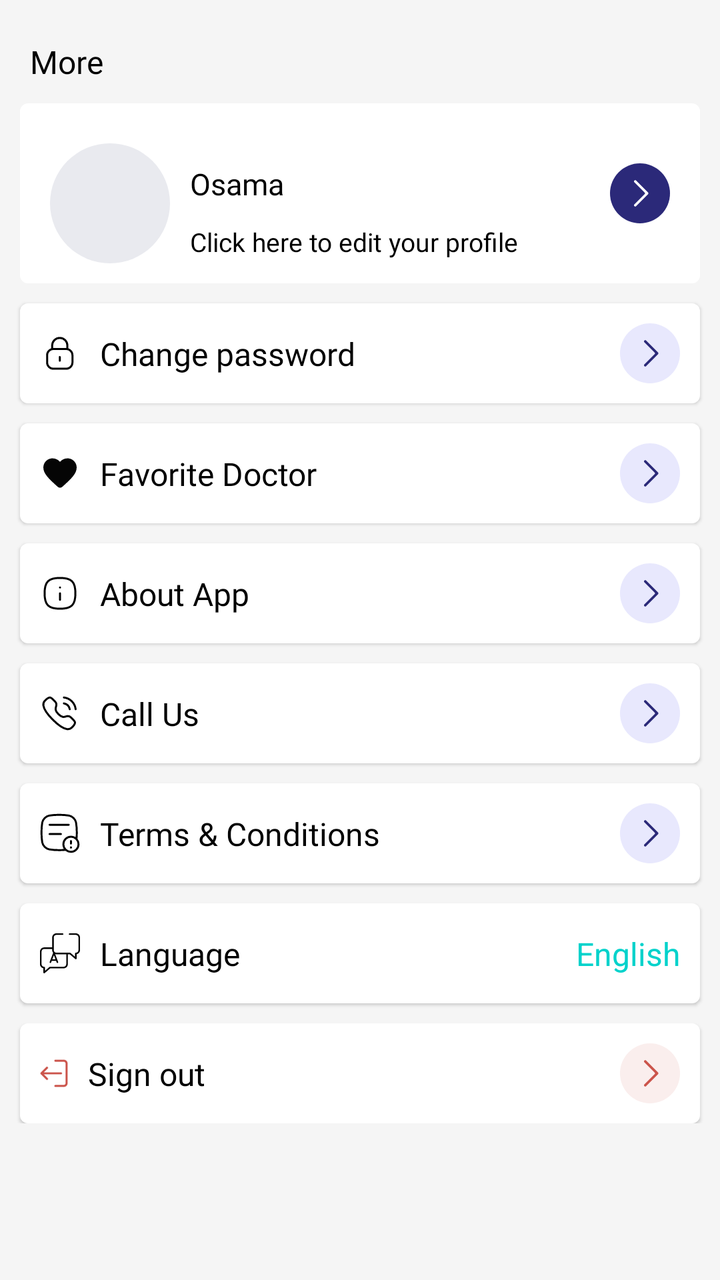
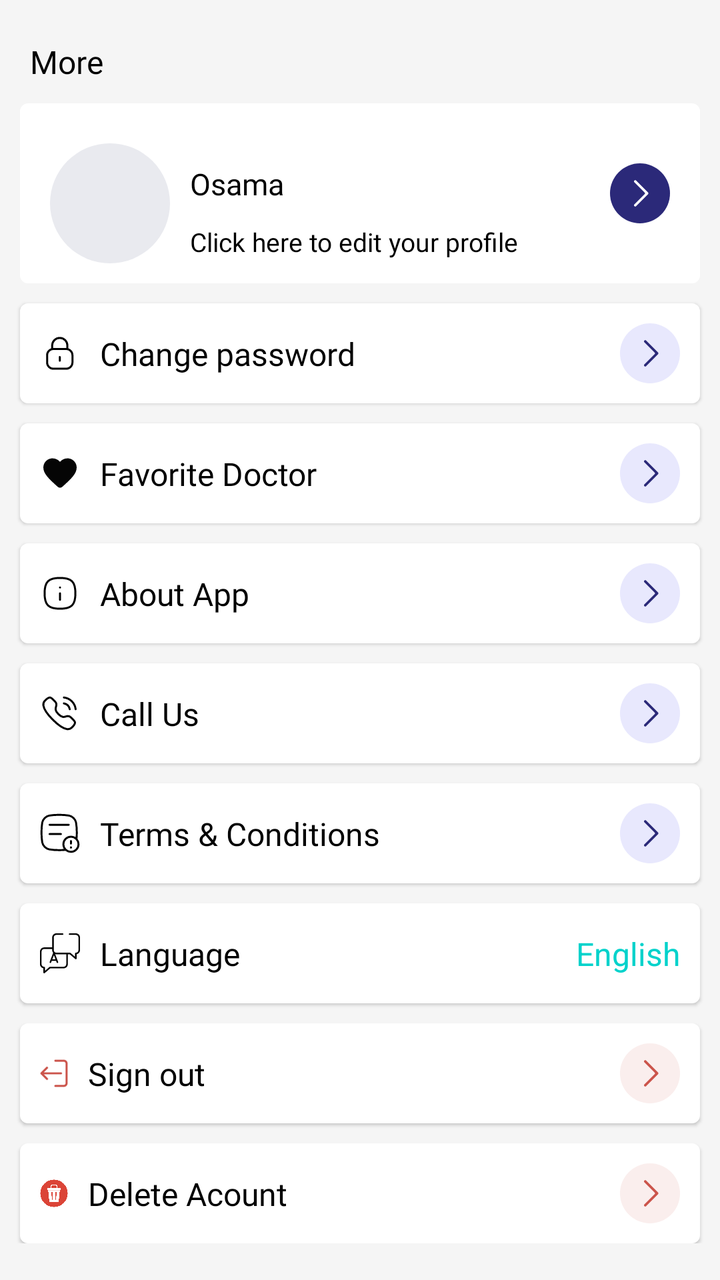

Compare the two renders of this Android layout. The source of the first and the diff that turns it into the second are given below.
<!-- AndroidManifest.xml: application theme Theme.NewDesign -->
<!-- res/layout/morefragment.xml -->
<?xml version="1.0" encoding="utf-8"?>
<androidx.constraintlayout.widget.ConstraintLayout
    xmlns:android="http://schemas.android.com/apk/res/android"
    xmlns:tools="http://schemas.android.com/tools"
    android:layout_width="match_parent"
    android:layout_height="match_parent"
    android:background="@color/bg_color_gray"
    xmlns:app="http://schemas.android.com/apk/res-auto"
    tools:context=".fragment.navbottom.MoreFragment">


    <androidx.core.widget.NestedScrollView
            android:layout_width="match_parent"
            android:layout_height="wrap_content"
          app:layout_constraintTop_toTopOf="parent"
            app:layout_constraintStart_toStartOf="parent"
            app:layout_constraintEnd_toEndOf="parent"
    >

        <androidx.constraintlayout.widget.ConstraintLayout
                android:layout_width="match_parent"
                android:layout_height="match_parent">



        <androidx.appcompat.widget.AppCompatTextView
        android:id="@+id/tv_more"
        android:layout_width="wrap_content"
        android:layout_height="wrap_content"
        android:layout_marginStart="15dp"
        android:layout_marginTop="20dp"
        android:fontFamily="@font/avenirltstd_black"
        android:text="@string/more"
        android:textColor="@color/black"
        android:textSize="16sp"
        app:layout_constraintStart_toStartOf="parent"
        app:layout_constraintTop_toTopOf="parent" />

    <androidx.constraintlayout.widget.ConstraintLayout
        android:id="@+id/layout_NextAvailableBooking"
        android:layout_width="match_parent"
        android:layout_height="wrap_content"
        android:layout_margin="10dp"
        android:background="@drawable/bg_buttonsearch"
        app:layout_constraintEnd_toEndOf="parent"
        app:layout_constraintStart_toStartOf="parent"
        app:layout_constraintTop_toBottomOf="@+id/tv_more">

        <com.google.android.material.imageview.ShapeableImageView
            android:id="@+id/iv_PatientProfile"
            android:layout_width="60dp"
            android:layout_height="60dp"
            android:layout_marginTop="20dp"
            android:layout_marginStart="15dp"
            android:layout_marginBottom="10dp"
            android:adjustViewBounds="true"
            android:src="@drawable/ic_patientprofile"
            app:layout_constraintStart_toStartOf="parent"
            app:layout_constraintTop_toTopOf="parent"
            app:layout_constraintBottom_toBottomOf="parent"
            />
        <com.google.android.material.imageview.ShapeableImageView
            android:id="@+id/iv_person"
            android:layout_width="30dp"
            android:layout_height="30dp"
            android:adjustViewBounds="true"
            app:layout_constraintBottom_toBottomOf="@+id/iv_PatientProfile"
            app:layout_constraintEnd_toEndOf="@+id/iv_PatientProfile"
            app:layout_constraintStart_toStartOf="@+id/iv_PatientProfile"
            app:layout_constraintTop_toTopOf="@+id/iv_PatientProfile" />

        <TextView
            android:id="@+id/tv_name"
            android:layout_width="wrap_content"
            android:layout_height="wrap_content"
            android:layout_marginStart="10dp"
            android:layout_marginEnd="10dp"
            android:layout_marginTop="10dp"
            android:fontFamily="@font/avenirltstd_black"
            android:gravity="start"
            android:text="Osama"
            android:textColor="@color/black"
            android:textSize="15sp"
            app:layout_constraintStart_toEndOf="@+id/iv_PatientProfile"
            app:layout_constraintTop_toTopOf="@+id/iv_PatientProfile" />
        <TextView
            android:id="@+id/tv_Edit"
            android:layout_width="wrap_content"
            android:layout_height="wrap_content"
            android:layout_marginStart="10dp"
            android:layout_marginEnd="10dp"
            android:layout_marginTop="10dp"
            android:fontFamily="@font/avenirltstd_roman"
            android:gravity="start"
            android:text="@string/click_here_to_edit_your_profile"
            android:textColor="@color/black"
            android:textSize="13sp"
            app:layout_constraintStart_toEndOf="@+id/iv_PatientProfile"
            app:layout_constraintTop_toBottomOf="@+id/tv_name" />

        <com.google.android.material.imageview.ShapeableImageView
            android:id="@+id/iv_Arrow"
            android:layout_width="30dp"
            android:layout_height="30dp"
            android:layout_marginEnd="15dp"
            android:adjustViewBounds="true"
            android:src="@drawable/ic_arrow_right"
            app:layout_constraintEnd_toEndOf="parent"
            app:layout_constraintTop_toTopOf="parent"
            app:layout_constraintBottom_toBottomOf="parent"
             />




    </androidx.constraintlayout.widget.ConstraintLayout>
    <androidx.constraintlayout.widget.ConstraintLayout
        android:id="@+id/layout_changePassword"
        android:layout_width="match_parent"
        android:layout_height="50dp"
        android:layout_marginStart="10dp"
        android:layout_marginEnd="10dp"
        android:layout_marginTop="10dp"
        android:elevation="1dp"
        android:background="@drawable/more_background"
        app:layout_constraintEnd_toEndOf="parent"
        app:layout_constraintStart_toStartOf="parent"
        app:layout_constraintTop_toBottomOf="@+id/layout_NextAvailableBooking">

        <com.google.android.material.imageview.ShapeableImageView
            android:id="@+id/iv_changePassword"
            android:layout_width="20dp"
            android:layout_height="20dp"
            android:adjustViewBounds="true"
            android:layout_marginStart="10dp"
            android:src="@drawable/ic_passwordlock"
            app:layout_constraintTop_toTopOf="parent"
            app:layout_constraintStart_toStartOf="parent"
            app:layout_constraintBottom_toBottomOf="parent"/>

        <TextView
            android:id="@+id/tv_changePassword"
            android:layout_width="wrap_content"
            android:layout_height="wrap_content"
            android:layout_marginStart="10dp"
            android:layout_marginEnd="10dp"
            android:fontFamily="@font/avenirltstd_black"
            android:gravity="start"
            android:text="@string/change_password"
            android:textColor="@color/black"
            android:textSize="16sp"
            app:layout_constraintStart_toEndOf="@+id/iv_changePassword"
            app:layout_constraintTop_toTopOf="@+id/iv_changePassword"
            app:layout_constraintBottom_toBottomOf="@+id/iv_changePassword"
            />

        <com.google.android.material.imageview.ShapeableImageView
            android:id="@+id/iv_ArrowchangePassword"
            android:layout_width="30dp"
            android:layout_height="30dp"
            android:layout_marginEnd="10dp"
            android:adjustViewBounds="true"
            android:src="@drawable/ic_arrow_purple"
            app:layout_constraintEnd_toEndOf="parent"
            app:layout_constraintTop_toTopOf="parent"
            app:layout_constraintBottom_toBottomOf="parent"
            />




    </androidx.constraintlayout.widget.ConstraintLayout>
    <androidx.constraintlayout.widget.ConstraintLayout
            android:id="@+id/layout_favoriteDoctor"
            android:layout_width="match_parent"
            android:layout_height="50dp"
            android:layout_marginStart="10dp"
            android:layout_marginEnd="10dp"
            android:layout_marginTop="10dp"
            android:elevation="1dp"
            android:background="@drawable/more_background"
            app:layout_constraintEnd_toEndOf="parent"
            app:layout_constraintStart_toStartOf="parent"
            app:layout_constraintTop_toBottomOf="@+id/layout_changePassword">

        <com.google.android.material.imageview.ShapeableImageView
                android:id="@+id/iv_favoriteDoctor"
                android:layout_width="20dp"
                android:layout_height="20dp"
                android:adjustViewBounds="true"
                android:layout_marginStart="10dp"
                android:src="@drawable/ic_favorite"
                app:layout_constraintTop_toTopOf="parent"
                app:layout_constraintStart_toStartOf="parent"
                app:layout_constraintBottom_toBottomOf="parent"/>

        <TextView
                android:id="@+id/tv_favoriteDoctor"
                android:layout_width="wrap_content"
                android:layout_height="wrap_content"
                android:layout_marginStart="10dp"
                android:layout_marginEnd="10dp"
                android:fontFamily="@font/avenirltstd_black"
                android:gravity="start"
                android:text="@string/favorite_doctor"
                android:textColor="@color/black"
                android:textSize="16sp"
                app:layout_constraintStart_toEndOf="@+id/iv_favoriteDoctor"
                app:layout_constraintTop_toTopOf="@+id/iv_favoriteDoctor"
                app:layout_constraintBottom_toBottomOf="@+id/iv_favoriteDoctor"
        />

        <com.google.android.material.imageview.ShapeableImageView
                android:id="@+id/iv_favorite_Doctor"
                android:layout_width="30dp"
                android:layout_height="30dp"
                android:layout_marginEnd="10dp"
                android:adjustViewBounds="true"
                android:src="@drawable/ic_arrow_purple"
                app:layout_constraintEnd_toEndOf="parent"
                app:layout_constraintTop_toTopOf="parent"
                app:layout_constraintBottom_toBottomOf="parent"
        />




    </androidx.constraintlayout.widget.ConstraintLayout>
    <androidx.constraintlayout.widget.ConstraintLayout
        android:id="@+id/layout_AboutApp"
        android:layout_width="match_parent"
        android:layout_height="50dp"
        android:layout_marginStart="10dp"
        android:layout_marginEnd="10dp"
        android:layout_marginTop="10dp"
        android:elevation="1dp"
        android:background="@drawable/more_background"
        app:layout_constraintEnd_toEndOf="parent"
        app:layout_constraintStart_toStartOf="parent"
        app:layout_constraintTop_toBottomOf="@+id/layout_favoriteDoctor">

        <com.google.android.material.imageview.ShapeableImageView
            android:id="@+id/iv_AboutApp"
            android:layout_width="20dp"
            android:layout_height="20dp"
            android:adjustViewBounds="true"
            android:layout_marginStart="10dp"
            android:src="@drawable/ic_about_app"
            app:layout_constraintTop_toTopOf="parent"
            app:layout_constraintStart_toStartOf="parent"
            app:layout_constraintBottom_toBottomOf="parent"/>

        <TextView
            android:id="@+id/tv_AboutApp"
            android:layout_width="wrap_content"
            android:layout_height="wrap_content"
            android:layout_marginStart="10dp"
            android:layout_marginEnd="10dp"
            android:fontFamily="@font/avenirltstd_black"
            android:gravity="start"
            android:text="@string/about_app"
            android:textColor="@color/black"
            android:textSize="16sp"
            app:layout_constraintStart_toEndOf="@+id/iv_AboutApp"
            app:layout_constraintTop_toTopOf="@+id/iv_AboutApp"
            app:layout_constraintBottom_toBottomOf="@+id/iv_AboutApp"
            />

        <com.google.android.material.imageview.ShapeableImageView
            android:id="@+id/iv_ArrowAboutApp"
            android:layout_width="30dp"
            android:layout_height="30dp"
            android:layout_marginEnd="10dp"
            android:adjustViewBounds="true"
            android:src="@drawable/ic_arrow_purple"
            app:layout_constraintEnd_toEndOf="parent"
            app:layout_constraintTop_toTopOf="parent"
            app:layout_constraintBottom_toBottomOf="parent"
            />




    </androidx.constraintlayout.widget.ConstraintLayout>
    <androidx.constraintlayout.widget.ConstraintLayout
        android:id="@+id/layout_CallUs"
        android:layout_width="match_parent"
        android:layout_height="50dp"
        android:layout_marginStart="10dp"
        android:layout_marginEnd="10dp"
        android:layout_marginTop="10dp"
        android:elevation="1dp"
        android:background="@drawable/more_background"
        app:layout_constraintEnd_toEndOf="parent"
        app:layout_constraintStart_toStartOf="parent"
        app:layout_constraintTop_toBottomOf="@+id/layout_AboutApp">

        <com.google.android.material.imageview.ShapeableImageView
            android:id="@+id/iv_CallUs"
            android:layout_width="20dp"
            android:layout_height="20dp"
            android:adjustViewBounds="true"
            android:layout_marginStart="10dp"
            android:src="@drawable/ic_callus"
            app:layout_constraintTop_toTopOf="parent"
            app:layout_constraintStart_toStartOf="parent"
            app:layout_constraintBottom_toBottomOf="parent"/>

        <TextView
            android:id="@+id/tv_CallUs"
            android:layout_width="wrap_content"
            android:layout_height="wrap_content"
            android:layout_marginStart="10dp"
            android:layout_marginEnd="10dp"
            android:fontFamily="@font/avenirltstd_black"
            android:gravity="start"
            android:text="@string/call_us"
            android:textColor="@color/black"
            android:textSize="16sp"
            app:layout_constraintStart_toEndOf="@+id/iv_CallUs"
            app:layout_constraintTop_toTopOf="@+id/iv_CallUs"
            app:layout_constraintBottom_toBottomOf="@+id/iv_CallUs"
            />

        <com.google.android.material.imageview.ShapeableImageView
            android:id="@+id/iv_ArrowCallUs"
            android:layout_width="30dp"
            android:layout_height="30dp"
            android:layout_marginEnd="10dp"
            android:adjustViewBounds="true"
            android:src="@drawable/ic_arrow_purple"
            app:layout_constraintEnd_toEndOf="parent"
            app:layout_constraintTop_toTopOf="parent"
            app:layout_constraintBottom_toBottomOf="parent"
            />




    </androidx.constraintlayout.widget.ConstraintLayout>
    <androidx.constraintlayout.widget.ConstraintLayout
        android:id="@+id/layout_Terms_Conditions"
        android:layout_width="match_parent"
        android:layout_height="50dp"
        android:layout_marginStart="10dp"
        android:layout_marginEnd="10dp"
        android:layout_marginTop="10dp"
        android:elevation="1dp"
        android:background="@drawable/more_background"
        app:layout_constraintEnd_toEndOf="parent"
        app:layout_constraintStart_toStartOf="parent"
        app:layout_constraintTop_toBottomOf="@+id/layout_CallUs">

        <com.google.android.material.imageview.ShapeableImageView
            android:id="@+id/iv_Terms_Conditions"
            android:layout_width="20dp"
            android:layout_height="20dp"
            android:adjustViewBounds="true"
            android:layout_marginStart="10dp"
            android:src="@drawable/ic_terms_conditions"
            app:layout_constraintTop_toTopOf="parent"
            app:layout_constraintStart_toStartOf="parent"
            app:layout_constraintBottom_toBottomOf="parent"/>

        <TextView
            android:id="@+id/tv_Terms_Conditions"
            android:layout_width="wrap_content"
            android:layout_height="wrap_content"
            android:layout_marginStart="10dp"
            android:layout_marginEnd="10dp"
            android:fontFamily="@font/avenirltstd_black"
            android:gravity="start"
            android:text="@string/terms_conditions"
            android:textColor="@color/black"
            android:textSize="16sp"
            app:layout_constraintStart_toEndOf="@+id/iv_Terms_Conditions"
            app:layout_constraintTop_toTopOf="@+id/iv_Terms_Conditions"
            app:layout_constraintBottom_toBottomOf="@+id/iv_Terms_Conditions"
            />

        <com.google.android.material.imageview.ShapeableImageView
            android:id="@+id/iv_ArrowTerms_Conditions"
            android:layout_width="30dp"
            android:layout_height="30dp"
            android:layout_marginEnd="10dp"
            android:adjustViewBounds="true"
            android:src="@drawable/ic_arrow_purple"
            app:layout_constraintEnd_toEndOf="parent"
            app:layout_constraintTop_toTopOf="parent"
            app:layout_constraintBottom_toBottomOf="parent"
            />


    </androidx.constraintlayout.widget.ConstraintLayout>




    <androidx.constraintlayout.widget.ConstraintLayout
        android:id="@+id/layout_Language"
        android:layout_width="match_parent"
        android:layout_height="50dp"
        android:layout_marginStart="10dp"
        android:layout_marginEnd="10dp"
        android:layout_marginTop="10dp"
        android:elevation="1dp"
        android:background="@drawable/more_background"
        app:layout_constraintEnd_toEndOf="parent"
        app:layout_constraintStart_toStartOf="parent"
        app:layout_constraintTop_toBottomOf="@+id/layout_Terms_Conditions">

        <com.google.android.material.imageview.ShapeableImageView
            android:id="@+id/iv_Language"
            android:layout_width="20dp"
            android:layout_height="20dp"
            android:adjustViewBounds="true"
            android:layout_marginStart="10dp"
            android:src="@drawable/ic_lang"
            app:layout_constraintTop_toTopOf="parent"
            app:layout_constraintStart_toStartOf="parent"
            app:layout_constraintBottom_toBottomOf="parent"/>

        <TextView
            android:id="@+id/tv_Language"
            android:layout_width="wrap_content"
            android:layout_height="wrap_content"
            android:layout_marginStart="10dp"
            android:layout_marginEnd="10dp"
            android:fontFamily="@font/avenirltstd_black"
            android:gravity="start"
            android:text="@string/language"
            android:textColor="@color/black"
            android:textSize="16sp"
            app:layout_constraintStart_toEndOf="@+id/iv_Language"
            app:layout_constraintTop_toTopOf="@+id/iv_Language"
            app:layout_constraintBottom_toBottomOf="@+id/iv_Language"
            />

        <TextView
            android:id="@+id/tv_lang"
            android:layout_width="wrap_content"
            android:layout_height="wrap_content"
            android:layout_marginEnd="10dp"
            android:text="@string/english"
            android:textColor="@color/green"
            android:textSize="16sp"
            app:layout_constraintEnd_toEndOf="parent"
            app:layout_constraintTop_toTopOf="parent"
            app:layout_constraintBottom_toBottomOf="parent"
            />

    </androidx.constraintlayout.widget.ConstraintLayout>
    <androidx.constraintlayout.widget.ConstraintLayout
        android:id="@+id/layout_SignOut"
        android:layout_width="match_parent"
        android:layout_height="50dp"
        android:layout_marginStart="10dp"
        android:layout_marginEnd="10dp"
        android:layout_marginTop="10dp"
        android:layout_marginBottom="@dimen/_5sdp"
        android:elevation="1dp"
        android:background="@drawable/more_background"
        app:layout_constraintEnd_toEndOf="parent"
        app:layout_constraintStart_toStartOf="parent"
        app:layout_constraintBottom_toBottomOf="parent"
        app:layout_constraintTop_toBottomOf="@+id/layout_Language">

        <com.google.android.material.imageview.ShapeableImageView
            android:id="@+id/iv_SignOut"
            android:layout_width="14dp"
            android:layout_height="14dp"
            android:adjustViewBounds="true"
            android:layout_marginStart="10dp"
            android:src="@drawable/ic_signout"
            app:layout_constraintTop_toTopOf="parent"
            app:layout_constraintStart_toStartOf="parent"
            app:layout_constraintBottom_toBottomOf="parent"/>

        <TextView
            android:id="@+id/tv_SignOut"
            android:layout_width="wrap_content"
            android:layout_height="wrap_content"
            android:layout_marginStart="10dp"
            android:layout_marginEnd="10dp"
            android:fontFamily="@font/avenirltstd_black"
            android:gravity="start"
            android:text="@string/sign_out"
            android:textColor="@color/black"
            android:textSize="16sp"
            app:layout_constraintStart_toEndOf="@+id/iv_SignOut"
            app:layout_constraintTop_toTopOf="@+id/iv_SignOut"
            app:layout_constraintBottom_toBottomOf="@+id/iv_SignOut"
            />

        <com.google.android.material.imageview.ShapeableImageView
            android:id="@+id/iv_ArrowSignOut"
            android:layout_width="30dp"
            android:layout_height="30dp"
            android:layout_marginEnd="10dp"
            android:adjustViewBounds="true"
            android:src="@drawable/ic_arrowred"
            app:layout_constraintEnd_toEndOf="parent"
            app:layout_constraintTop_toTopOf="parent"
            app:layout_constraintBottom_toBottomOf="parent"
            />




    </androidx.constraintlayout.widget.ConstraintLayout>
        </androidx.constraintlayout.widget.ConstraintLayout>

    </androidx.core.widget.NestedScrollView>


</androidx.constraintlayout.widget.ConstraintLayout>
<!-- resources referenced by this layout -->
<resources>
  <color name="bg_color_gray">#F5F5F5</color>
  <color name="black">#FF000000</color>
  <color name="green">#00D2CB</color>
  <!-- drawable bg_buttonsearch (drawable) -->
  <?xml version="1.0" encoding="utf-8"?>
  <shape xmlns:android="http://schemas.android.com/apk/res/android"
      android:shape="rectangle"
      >
      <corners android:radius="4dp"/>
      <solid android:color="@color/white"/>
  </shape>
  <!-- drawable ic_arrowred (drawable) -->
  <vector android:autoMirrored="true" android:height="25dp"
      android:viewportHeight="25" android:viewportWidth="25"
      android:width="25dp" xmlns:android="http://schemas.android.com/apk/res/android">
      <path android:fillColor="#FAEEED" android:pathData="M12.5,12.5m-12.5,0a12.5,12.5 0,1 1,25 0a12.5,12.5 0,1 1,-25 0"/>
      <path android:fillColor="#CB544B" android:pathData="M10.155,17.844C9.967,17.655 9.95,17.359 10.104,17.151L10.155,17.091L14.722,12.5L10.155,7.909C9.967,7.72 9.95,7.424 10.104,7.216L10.155,7.156C10.343,6.967 10.637,6.95 10.844,7.104L10.904,7.156L15.845,12.124C16.033,12.313 16.05,12.608 15.896,12.817L15.845,12.876L10.904,17.844C10.697,18.052 10.362,18.052 10.155,17.844Z"/>
  </vector>
  <!-- drawable ic_favorite (drawable) -->
  <vector android:autoMirrored="true" android:height="24dp"
      android:tint="#050505" android:viewportHeight="24"
      android:viewportWidth="24" android:width="24dp" xmlns:android="http://schemas.android.com/apk/res/android">
      <path android:fillColor="@android:color/white" android:pathData="M13.35,20.13c-0.76,0.69 -1.93,0.69 -2.69,-0.01l-0.11,-0.1C5.3,15.27 1.87,12.16 2,8.28c0.06,-1.7 0.93,-3.33 2.34,-4.29 2.64,-1.8 5.9,-0.96 7.66,1.1 1.76,-2.06 5.02,-2.91 7.66,-1.1 1.41,0.96 2.28,2.59 2.34,4.29 0.14,3.88 -3.3,6.99 -8.55,11.76l-0.1,0.09z"/>
  </vector>
  <!-- drawable ic_patientprofile (drawable) -->
  <vector xmlns:android="http://schemas.android.com/apk/res/android"
      android:width="40dp"
      android:height="40dp"
      android:viewportWidth="40"
      android:viewportHeight="40">
    <path
        android:pathData="M20,20m-20,0a20,20 0,1 1,40 0a20,20 0,1 1,-40 0"
        android:fillColor="#E9EAEF"/>
  </vector>
  <!-- drawable more_background (drawable) -->
  <?xml version="1.0" encoding="utf-8"?>
  <shape xmlns:android="http://schemas.android.com/apk/res/android"
      android:shape="rectangle"
      >
      <corners android:radius="4dp"/>
      <solid android:color="@color/white"/>
  
  </shape>
  <string name="about_app">About App</string>
  <string name="call_us">Call Us</string>
  <string name="change_password">Change password</string>
  <string name="click_here_to_edit_your_profile">Click here to edit your profile</string>
  <string name="english">English</string>
  <string name="favorite_doctor">Favorite Doctor</string>
  <string name="language">Language</string>
  <string name="more">More</string>
  <string name="sign_out">Sign out</string>
  <string name="terms_conditions">Terms &amp; Conditions</string>
  <style name="Theme.NewDesign" parent="Theme.MaterialComponents.Light.NoActionBar">
          
          <item name="colorPrimary">@color/purple_500</item>
          <item name="colorPrimaryVariant">@color/purple_700</item>
          <item name="colorOnPrimary">@color/white</item>
          
          <item name="colorSecondary">#0639BA</item>
          <item name="colorSecondaryVariant">@color/teal_700</item>
          <item name="colorOnSecondary">@color/black</item>
          
          <item name="android:statusBarColor">?attr/colorPrimaryVariant</item>
          
      </style>
  <color name="white">#FFFFFFFF</color>
  <color name="purple_500">#FF6200EE</color>
  <color name="purple_700">#FF3700B3</color>
  <color name="teal_700">#FF018786</color>
  <!-- unchanged entries left out for length: 8 -->
</resources>

<!-- the commit's change to res/layout/morefragment.xml (unified diff, before → after) -->
@@ -462,7 +462,6 @@
         android:background="@drawable/more_background"
         app:layout_constraintEnd_toEndOf="parent"
         app:layout_constraintStart_toStartOf="parent"
-        app:layout_constraintBottom_toBottomOf="parent"
         app:layout_constraintTop_toBottomOf="@+id/layout_Language">
 
         <com.google.android.material.imageview.ShapeableImageView
@@ -508,6 +507,70 @@
 
 
     </androidx.constraintlayout.widget.ConstraintLayout>
+
+            <androidx.constraintlayout.widget.ConstraintLayout
+                    android:id="@+id/layout_Delete"
+                    android:layout_width="match_parent"
+                    android:layout_height="50dp"
+                    android:layout_marginStart="10dp"
+                    android:layout_marginEnd="10dp"
+                    android:layout_marginTop="10dp"
+                    android:layout_marginBottom="@dimen/_5sdp"
+                    android:elevation="1dp"
+                    android:background="@drawable/more_background"
+                    app:layout_constraintEnd_toEndOf="parent"
+                    app:layout_constraintStart_toStartOf="parent"
+                    app:layout_constraintBottom_toBottomOf="parent"
+                    app:layout_constraintTop_toBottomOf="@+id/layout_SignOut">
+
+                <com.google.android.material.imageview.ShapeableImageView
+                        android:id="@+id/iv_Delete"
+                        android:layout_width="14dp"
+                        android:layout_height="14dp"
+                        android:adjustViewBounds="true"
+                        android:layout_marginStart="10dp"
+                        android:src="@drawable/ic_trash"
+                        app:layout_constraintTop_toTopOf="parent"
+                        app:layout_constraintStart_toStartOf="parent"
+                        app:layout_constraintBottom_toBottomOf="parent"/>
+
+                <TextView
+                        android:id="@+id/tv_Delete"
+                        android:layout_width="wrap_content"
+                        android:layout_height="wrap_content"
+                        android:layout_marginStart="10dp"
+                        android:layout_marginEnd="10dp"
+                        android:fontFamily="@font/avenirltstd_black"
+                        android:gravity="start"
+                        android:text="@string/deleteacount"
+                        android:textColor="@color/black"
+                        android:textSize="16sp"
+                        app:layout_constraintStart_toEndOf="@+id/iv_Delete"
+                        app:layout_constraintTop_toTopOf="@+id/iv_Delete"
+                        app:layout_constraintBottom_toBottomOf="@+id/iv_Delete"
+                />
+
+                <com.google.android.material.imageview.ShapeableImageView
+                        android:id="@+id/iv_ArrowDelete"
+                        android:layout_width="30dp"
+                        android:layout_height="30dp"
+                        android:layout_marginEnd="10dp"
+                        android:adjustViewBounds="true"
+                        android:src="@drawable/ic_arrowred"
+                        app:layout_constraintEnd_toEndOf="parent"
+                        app:layout_constraintTop_toTopOf="parent"
+                        app:layout_constraintBottom_toBottomOf="parent"
+                />
+
+
+
+
+            </androidx.constraintlayout.widget.ConstraintLayout>
+
+
+
+
+
         </androidx.constraintlayout.widget.ConstraintLayout>
 
     </androidx.core.widget.NestedScrollView>
<!-- resource entries referenced after the edit -->
@@ -34,6 +34,7 @@
         android:pathData="M20,20m-20,0a20,20 0,1 1,40 0a20,20 0,1 1,-40 0"
         android:fillColor="#E9EAEF"/>
   </vector>
+  <!-- drawable ic_trash: png bitmap (drawable, 20038 bytes) -->
   <!-- drawable more_background (drawable) -->
   <?xml version="1.0" encoding="utf-8"?>
   <shape xmlns:android="http://schemas.android.com/apk/res/android"
@@ -47,6 +48,7 @@
   <string name="call_us">Call Us</string>
   <string name="change_password">Change password</string>
   <string name="click_here_to_edit_your_profile">Click here to edit your profile</string>
+  <string name="deleteacount">Delete Acount</string>
   <string name="english">English</string>
   <string name="favorite_doctor">Favorite Doctor</string>
   <string name="language">Language</string>
